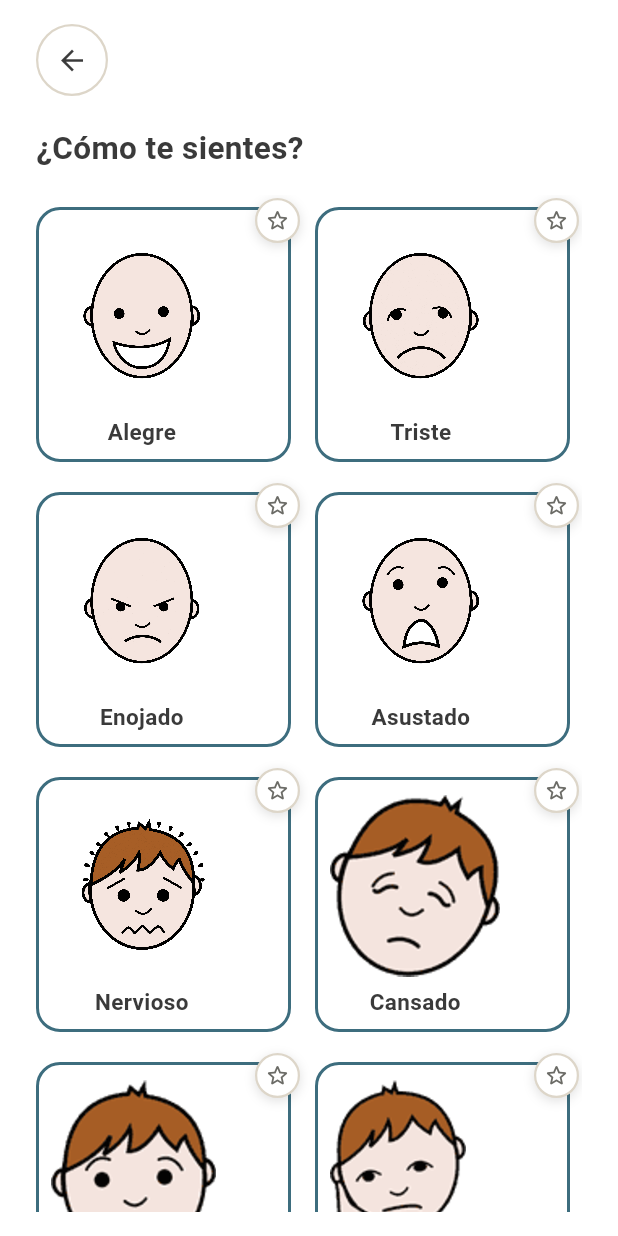
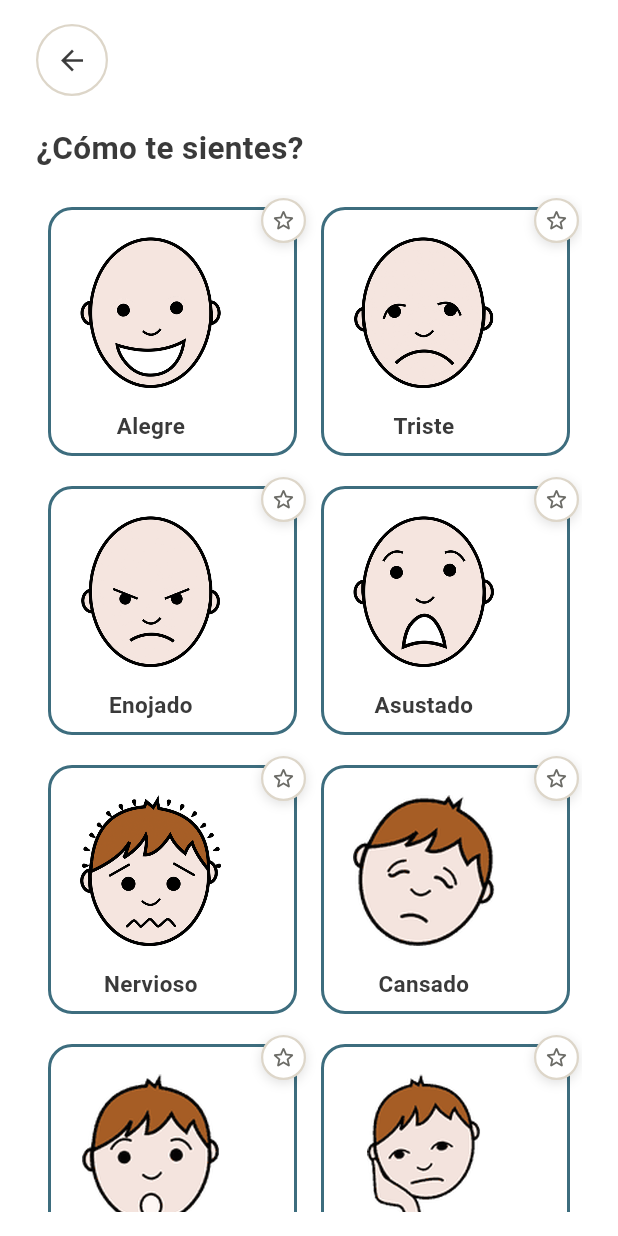
Before and after one commit to BrillanTEA/BrillanTEA-Mobile-App, a Flutter app: the EmocionesPage screen opened directly, on a phone screen of 412 x 824 dp. Run offline on Flutter 3.47's test engine with Material 3 defaults, Android fonts, the phone set to English and light mode, and no system bars; our stand-ins replace camera, flutter_svg, flutter_tts, pdf, share_plus, shared_preferences and 1 more; missing offline and left inert: tflite_flutter; accounts and stored records are empty; Roboto replaces fonts that are missing (Atkinson Hyperlegible Next); project files that could hold a hidden picture were left out.

Commit message:
fix(emotions): give the emotion pictograms the same size and center
The nine emotion images had different margins (64% to 100% of the
image) and sizes, so some faces looked bigger. They are now 512 x 512
with the drawing centered at 86%, and the grid has the same margin on
both sides (DEF-23).

Refs: RF-11

Co-Authored-By: Claude Opus 5.5 <noreply@anthropic.com>
Claude-Session: https://claude.ai/code/session_01AZYVgMvBhLzQEbHffJegzV

```diff
--- a/lib/presentacion/vocabulario/emociones_page.dart
+++ b/lib/presentacion/vocabulario/emociones_page.dart
@@ -297,7 +297,9 @@ class _EmocionesPageState extends State<EmocionesPage> {
         child: Scrollbar(
           child: GridView.builder(
             itemCount: EmocionesPage.emociones.length,
-            padding: const EdgeInsets.only(top: 8, right: 8, bottom: 8),
+            // Mismo margen a ambos lados (la estrella de favorito sobresale 8 px) para que la
+            // cuadrícula quede centrada.
+            padding: const EdgeInsets.all(8),
             physics: const BouncingScrollPhysics(),
             gridDelegate: const SliverGridDelegateWithFixedCrossAxisCount(
               crossAxisCount: 2,
```
Also changed, not shown: assets/images/emo_aburrido.png, assets/images/emo_alegre.png, assets/images/emo_asustado.png, assets/images/emo_cansado.png, assets/images/emo_enojado.png, assets/images/emo_nervioso.png, assets/images/emo_sorprendido.png, assets/images/emo_tranquilo.png, assets/images/emo_triste.png.
